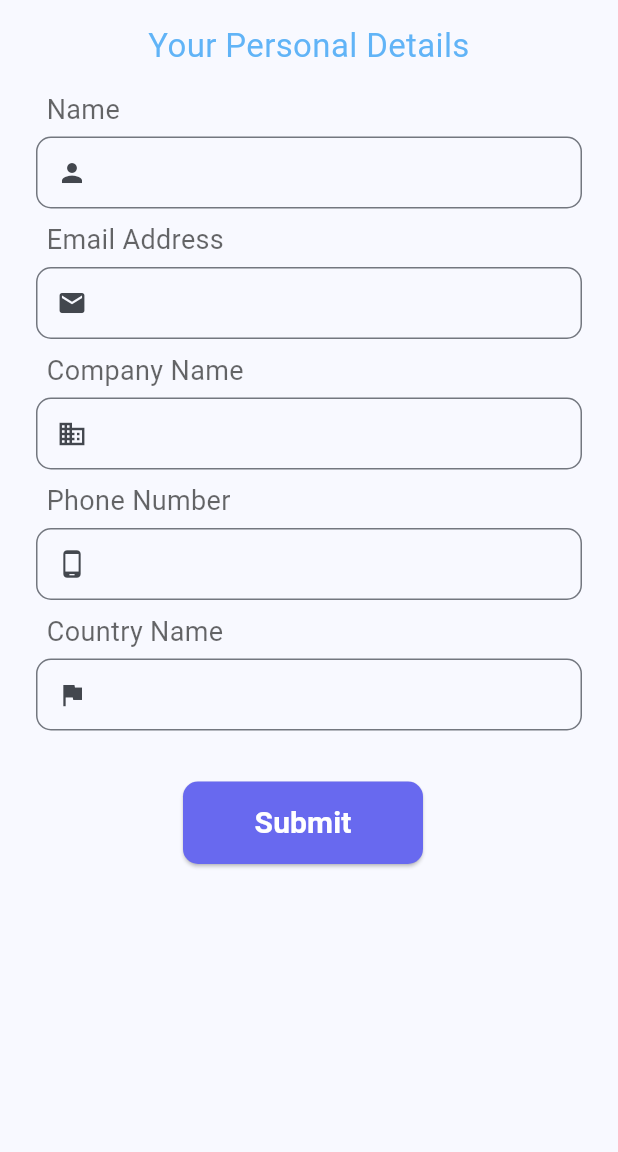
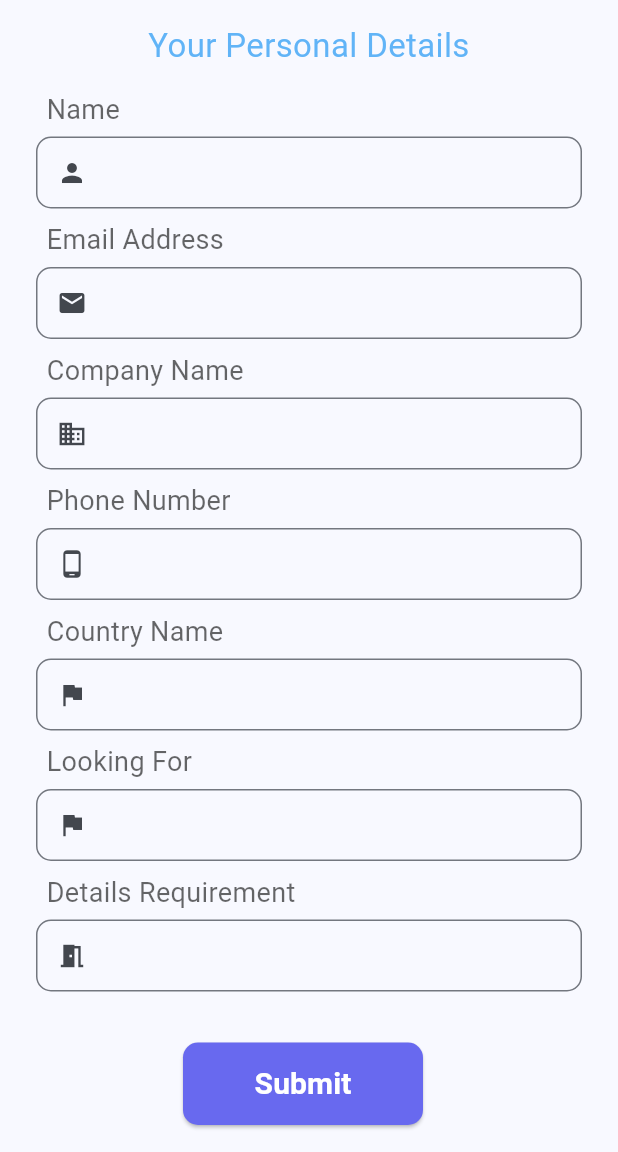
Before and after one commit to soumyajittechwens/new_entry_form, a Flutter app: the screen it shows after launch, on a phone screen of 412 x 824 dp, the part 84-1236 px from its top. Run offline on Flutter 3.47's test engine with Material 3 defaults, Android fonts, the phone set to English and light mode, and no system bars; our stand-ins replace country_picker, hive_flutter, pdf; missing offline and left inert: excel; accounts and stored records are empty.

Commit message:
Entry Form Development Done

```diff
--- a/lib/entry_form_techwens.dart
+++ b/lib/entry_form_techwens.dart
@@ -15,6 +15,8 @@ class _EntryFormTechwensState extends State<EntryFormTechwens> {
   TextEditingController phoneController = TextEditingController();
   TextEditingController emailController = TextEditingController();
   TextEditingController countryController = TextEditingController();
+  TextEditingController lookingController = TextEditingController();
+  TextEditingController detailsReqController = TextEditingController();
 
   @override
   Widget build(BuildContext context) {
@@ -333,6 +335,113 @@ class _EntryFormTechwensState extends State<EntryFormTechwens> {
       ],
               ),
             ),
+            Padding(
+              padding:
+              const EdgeInsets.symmetric(horizontal: 16.0, vertical: 4.0),
+              child: Column(
+                crossAxisAlignment: CrossAxisAlignment.start,
+                children: [
+                  Padding(
+                    padding: const EdgeInsets.symmetric(horizontal: 15.0),
+                    child: Text(
+                      'Looking For',
+                      style: TextStyle(
+                        fontWeight: FontWeight.normal,
+                        color: const Color(0xFF000000).withOpacity(0.6),
+                        fontSize: 18,
+                      ),
+                    ),
+                  ),
+                  const SizedBox(height: 5),
+      Padding(
+        padding: const EdgeInsets.symmetric(horizontal: 8.0),
+        child: Row(
+          children: [
+            Expanded(
+              child: TextFormField(
+                cursorColor: Colors.black,
+                controller: lookingController,
+                keyboardType: TextInputType.text,
+                textInputAction: TextInputAction.next,
+                style: TextStyle(color: const Color(0xFF000000).withOpacity(0.8)),
+                decoration: InputDecoration(
+                  hintText: '',
+                  prefixIcon: Icon(Icons.flag, size: 20),
+                  hintStyle: TextStyle(color: Colors.grey),
+                  border: OutlineInputBorder(
+                      borderRadius: BorderRadius.circular(10.0)),
+                  contentPadding: EdgeInsets.symmetric(
+                      vertical: 10.0,
+                      horizontal: 10.0),
+                ),
+              // Makes the text field non-editable
+                onTap: () {
+                  // Show the country picker dialog when the text field is tapped
+
+                },
+              ),
+            ),
+          ],
+        ),
+      )
+
+      ],
+              ),
+            ),
+            Padding(
+              padding: const EdgeInsets.symmetric(
+                  horizontal: 16.0, vertical: 4.0),
+              child: Row(
+                children: [
+                  Expanded(
+                    child: Column(
+                      crossAxisAlignment: CrossAxisAlignment.start,
+                      children: [
+                        Padding(
+                          padding: const EdgeInsets.symmetric(horizontal: 15.0),
+                          child: Text(
+                            'Details Requirement',
+                            style: TextStyle(
+                              fontWeight: FontWeight.normal,
+                              color: const Color(0xFF000000).withOpacity(0.6),
+                              fontSize: 18,
+                            ),
+                          ),
+                        ),
+                        const SizedBox(height: 5),
+                        Padding(
+                          padding: const EdgeInsets.symmetric(horizontal: 8.0),
+                          child: TextFormField(
+                            cursorColor: Colors.black,
+                            controller: detailsReqController,
+                            // Your TextEditingController for meeting location
+                            keyboardType: TextInputType.multiline,
+                            maxLines: null,
+                            textInputAction: TextInputAction.next,
+                            style: TextStyle(
+                                color: const Color(0xFF000000).withOpacity(
+                                    0.8)),
+                            decoration: InputDecoration(
+                              hintText: '',
+                              prefixIcon: Icon(Icons.meeting_room, size: 20),
+                              // Icon size
+                              hintStyle: TextStyle(color: Colors.grey),
+                              border: OutlineInputBorder(
+                                  borderRadius: BorderRadius.circular(10.0)),
+                              contentPadding: EdgeInsets.symmetric(
+                                  vertical: 10.0, horizontal: 10.0),
+                            ),
+                          ),
+                        ),
+                      ],
+                    ),
+                  ),
+
+                  // Add some spacing between fields
+
+                ],
+              ),
+            ),
 
             const SizedBox(height: 10),
             Padding(
```
